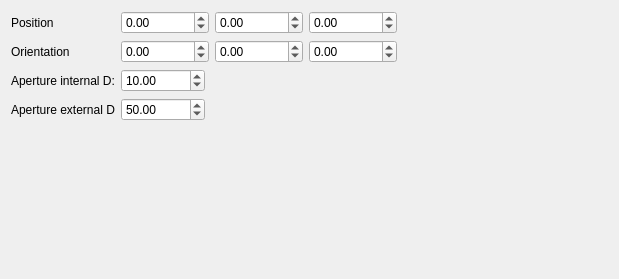
This is freecad/pyoptools/GUI/Aperture.ui in cihologramas/freecad-pyoptools as Qt 5 draws it before an edit. The edited form follows.
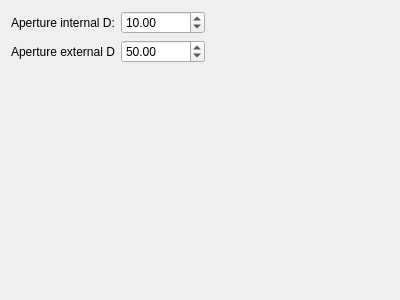
This is the edited form.

Commit message:
Some dialogs updated to be able to use widgetMix
A new infrastructure was developed to simplify the reuse of widgets, and also to allow the design of such widgets with designer.

```diff
--- a/freecad/pyoptools/GUI/Aperture.ui
+++ b/freecad/pyoptools/GUI/Aperture.ui
@@ -1,20 +1,20 @@
 <?xml version="1.0" encoding="UTF-8"?>
 <ui version="4.0">
- <class>Dialog</class>
- <widget class="QDialog" name="Dialog">
+ <class>Form</class>
+ <widget class="QWidget" name="Form">
   <property name="geometry">
    <rect>
     <x>0</x>
     <y>0</y>
-    <width>619</width>
-    <height>279</height>
+    <width>400</width>
+    <height>300</height>
    </rect>
   </property>
   <property name="windowTitle">
    <string>Dialog</string>
   </property>
-  <layout class="QHBoxLayout" name="horizontalLayout_4">
-   <item>
+  <layout class="QFormLayout" name="formLayout_2">
+   <item row="0" column="0">
     <layout class="QFormLayout" name="formLayout">
      <property name="sizeConstraint">
       <enum>QLayout::SetMaximumSize</enum>
@@ -23,98 +23,13 @@
       <enum>QFormLayout::ExpandingFieldsGrow</enum>
      </property>
      <item row="0" column="0">
-      <widget class="QLabel" name="label_10">
-       <property name="text">
-        <string>Position</string>
-       </property>
-      </widget>
-     </item>
-     <item row="0" column="1">
-      <layout class="QHBoxLayout" name="horizontalLayout_3">
-       <item>
-        <widget class="QDoubleSpinBox" name="Xpos">
-         <property name="minimum">
-          <double>-1000000.000000000000000</double>
-         </property>
-         <property name="maximum">
-          <double>1000000.000000000000000</double>
-         </property>
-        </widget>
-       </item>
-       <item>
-        <widget class="QDoubleSpinBox" name="Ypos">
-         <property name="minimum">
-          <double>-1000000.000000000000000</double>
-         </property>
-         <property name="maximum">
-          <double>1000000.000000000000000</double>
-         </property>
-        </widget>
-       </item>
-       <item>
-        <widget class="QDoubleSpinBox" name="Zpos">
-         <property name="minimum">
-          <double>-1000000.000000000000000</double>
-         </property>
-         <property name="maximum">
-          <double>1000000.000000000000000</double>
-         </property>
-        </widget>
-       </item>
-      </layout>
-     </item>
-     <item row="1" column="0">
-      <widget class="QLabel" name="label_7">
-       <property name="text">
-        <string>Orientation</string>
-       </property>
-      </widget>
-     </item>
-     <item row="1" column="1">
-      <layout class="QHBoxLayout" name="horizontalLayout">
-       <item>
-        <widget class="QDoubleSpinBox" name="Xrot">
-         <property name="minimum">
-          <double>-1000000.000000000000000</double>
-         </property>
-         <property name="maximum">
-          <double>1000000.000000000000000</double>
-         </property>
-        </widget>
-       </item>
-       <item>
-        <widget class="QDoubleSpinBox" name="Yrot">
-         <property name="minimum">
-          <double>-1000000.000000000000000</double>
-         </property>
-         <property name="maximum">
-          <double>1000000.000000000000000</double>
-         </property>
-         <property name="value">
-          <double>0.000000000000000</double>
-         </property>
-        </widget>
-       </item>
-       <item>
-        <widget class="QDoubleSpinBox" name="Zrot">
-         <property name="minimum">
-          <double>-1000000.000000000000000</double>
-         </property>
-         <property name="maximum">
-          <double>1000000.000000000000000</double>
-         </property>
-        </widget>
-       </item>
-      </layout>
-     </item>
-     <item row="2" column="0">
       <widget class="QLabel" name="label_11">
        <property name="text">
         <string>Aperture internal D:</string>
        </property>
       </widget>
      </item>
-     <item row="2" column="1">
+     <item row="0" column="1">
       <widget class="QDoubleSpinBox" name="InD">
        <property name="minimum">
         <double>0.000000000000000</double>
@@ -127,23 +42,23 @@
        </property>
       </widget>
      </item>
-     <item row="3" column="1">
-      <widget class="QDoubleSpinBox" name="OutD">
-       <property name="maximum">
-        <double>1000000.000000000000000</double>
-       </property>
-       <property name="value">
-        <double>50.000000000000000</double>
-       </property>
-      </widget>
-     </item>
-     <item row="3" column="0">
+     <item row="1" column="0">
       <widget class="QLabel" name="label">
        <property name="text">
         <string>Aperture external D</string>
        </property>
       </widget>
      </item>
+     <item row="1" column="1">
+      <widget class="QDoubleSpinBox" name="OutD">
+       <property name="maximum">
+        <double>1000000.000000000000000</double>
+       </property>
+       <property name="value">
+        <double>50.000000000000000</double>
+       </property>
+      </widget>
+     </item>
     </layout>
    </item>
   </layout>
```
Left out of the diff: 2 changed lines with no effect on the pictures. The commit also changes 19 other files.
